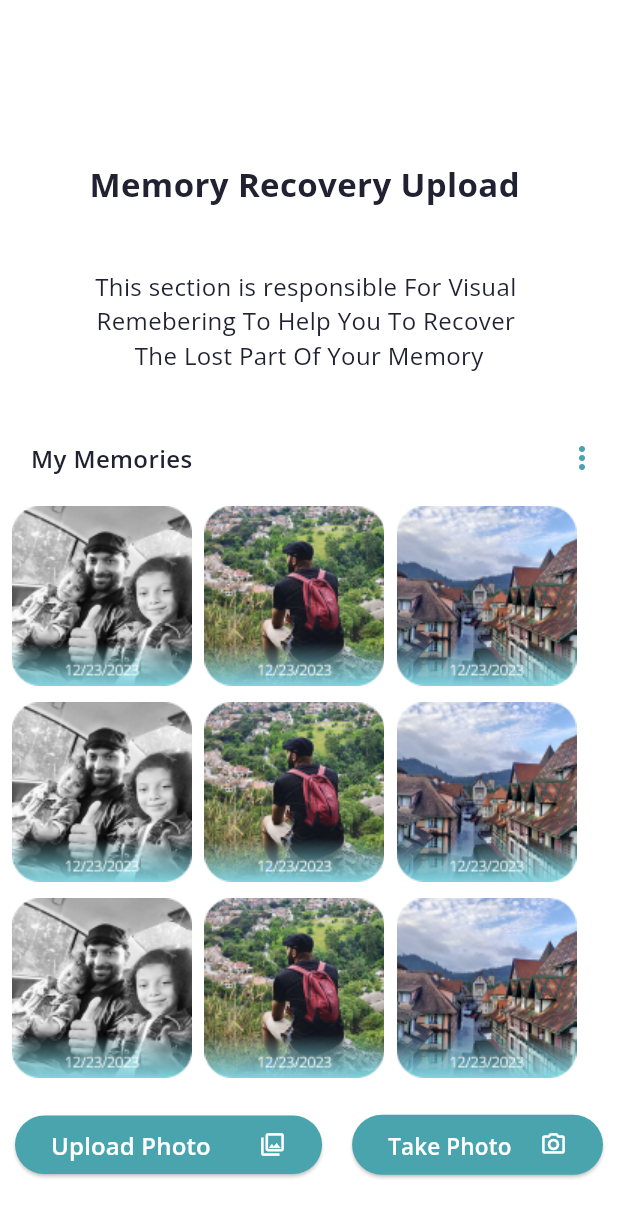
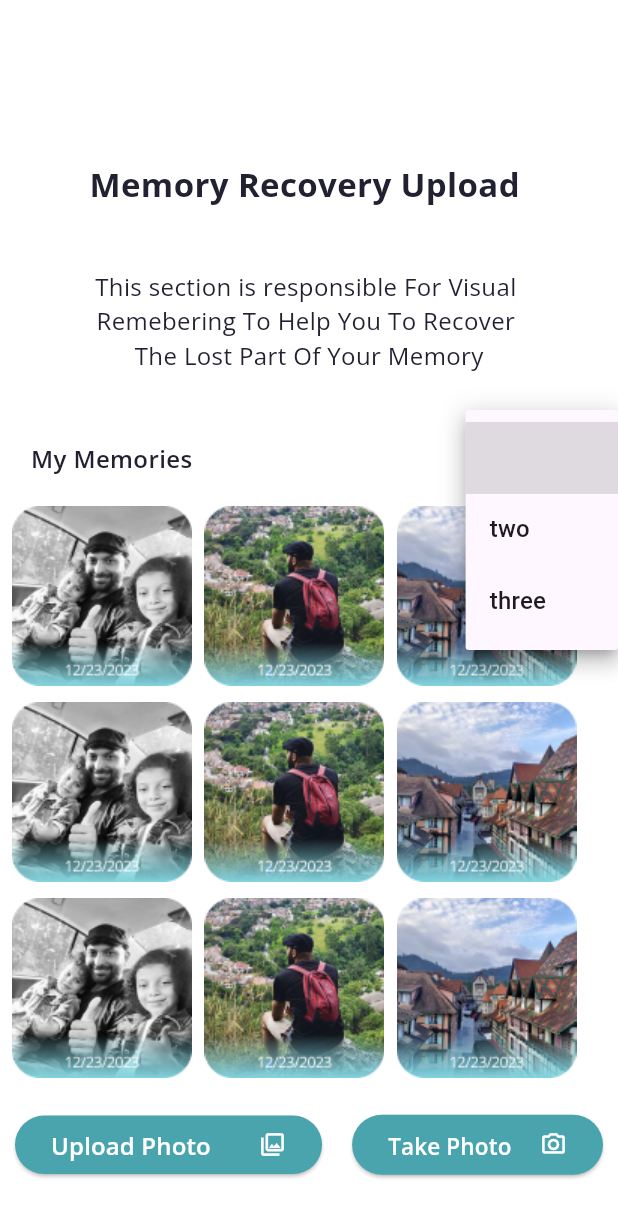
Before and after one commit to Mohamed-lalah/rafik2, a Flutter app: the MemoryScreen screen opened by its route, after a tap on the "more vert" icon, on a phone screen of 412 x 824 dp. Shown: the top 1218 px of the screen. Run offline on Flutter 3.47's test engine with Material 3 defaults, Android fonts, the phone set to English and light mode, and no system bars; our stand-ins replace google_fonts, google_maps_flutter, swipeable_button_view, syncfusion_flutter_charts.

```diff
--- a/lib/main.dart
+++ b/lib/main.dart
@@ -64,7 +64,7 @@ class MyApp extends StatelessWidget {
         // click on upload photo button  -> Upload Photo screen
         //  click on camera icon -> Upload Done screen
       },
-      initialRoute: HomeScreen.routeName
+      initialRoute: SubscribeBlan.routeName
     );
   }
 }
--- a/lib/ui/screens/languages_screen.dart
+++ b/lib/ui/screens/languages_screen.dart
@@ -59,7 +59,7 @@ class LanguageScreen extends StatelessWidget {
                 child: Text("English",style: AppTheme.languageStyle),
               ),
             ),
-            SizedBox(height: height*0.02,),
+            SizedBox(height: height*0.025,),
             Divider(
               color: AppColors.login_Info_Color,
               thickness: 0.3,
--- a/lib/ui/screens/memory_screen.dart
+++ b/lib/ui/screens/memory_screen.dart
@@ -15,6 +15,7 @@ class MemoryScreen extends StatefulWidget {
 }
 
 class _MemoryScreenState extends State<MemoryScreen> {
+  String dropDownvalue= "";
   @override
   Widget build(BuildContext context) {
     double width = MediaQuery.of(context).size.width;
@@ -57,12 +58,29 @@ class _MemoryScreenState extends State<MemoryScreen> {
                       .copyWith(fontWeight: FontWeight.w600,
                     fontSize: 16),)),
                 Spacer(),
-                IconButton(
-                  icon: Icon(Icons.more_vert,color: AppColors.memory_button_color,),
-                  onPressed: () {
-                    // Handle button press
-                  },
-                )
+               DropdownButton<String>
+                 (
+                   icon:Icon(Icons.more_vert,color: AppColors.memory_button_color,),
+                   value: dropDownvalue,
+                 onChanged: (String ?value ){
+                   dropDownvalue=value!;
+                 },
+                   items:[
+                     DropdownMenuItem<String>(
+                       value: "",
+                       child:Text(""),
+                     ),
+                     DropdownMenuItem<String>(
+                       value: "two",
+                       child:Text("two"),
+                     ),
+                     DropdownMenuItem<String>(
+                       value: "three",
+                       child:Text("three"),
+                     ),
+]
+               )
+
               ],
             ),
             Padding(
--- a/lib/ui/screens/subscribe_plan_screen.dart
+++ b/lib/ui/screens/subscribe_plan_screen.dart
@@ -1,4 +1,5 @@
 import 'package:flutter/material.dart';
+import 'package:rafik/ui/widgets/custom_list_widget.dart';
 import 'package:rafik/ui/widgets/list_widget.dart';
 
 import '../utlities/app_colors.dart';
@@ -34,7 +35,7 @@ class SubscribeBlan extends StatelessWidget {
                   ),
                 )),
             SizedBox(
-              height: height * 0.05,
+              height: height * 0.04,
             ),
             Center(child: Image.asset("assets/images/plan1x.png")),
             SizedBox(
@@ -135,7 +136,7 @@ class SubscribeBlan extends StatelessWidget {
             ),
             Container(
               width: 369,
-              height: 185,
+              height: 220,
               child: Column(
                 children: [
                   Padding(
--- a/lib/ui/widgets/custom_list_widget.dart
+++ b/lib/ui/widgets/custom_list_widget.dart
@@ -74,7 +74,7 @@ class CustomListWidget extends StatelessWidget {
                 ),
               ),
             ),
-            SizedBox(height: height*0.011,),
+            SizedBox(height: height*0.01,),
             Divider(
               color: AppColors.login_Info_Color,
               thickness: 0.3,
--- a/lib/ui/widgets/list_widget.dart
+++ b/lib/ui/widgets/list_widget.dart
@@ -75,10 +75,10 @@ class ListWidget extends StatelessWidget {
                 ),
               ),
             ),
-            SizedBox(height: height*0.011,),
+            SizedBox(height: height*0.01,),
             Divider(
               color: AppColors.login_Info_Color,
-              thickness: 0.3,
+              thickness: 0.4,
               height: 1,
             ),
              Center(
```
Also changed, not shown: lib/ui/screens/home_tab.dart (+10 -4 lines).
